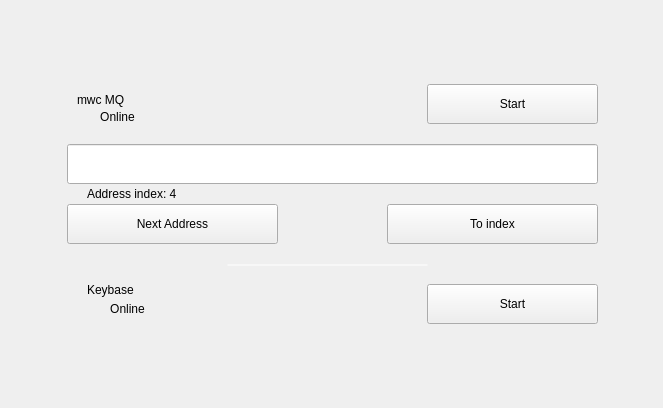
Before: the Qt Designer form windows/e_listening.ui in mwcproject/mwc-qt-wallet, drawn with Qt 5.
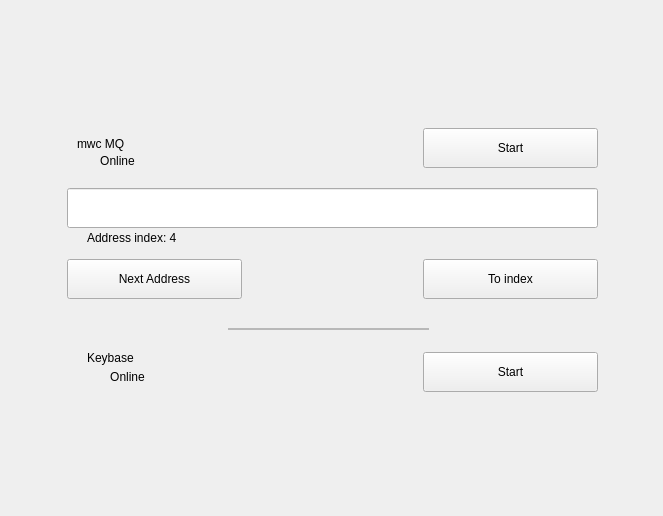
After: the same form once the commit is applied. Icons and pictures are not drawn. Custom widgets are drawn as their Qt base class.

```diff
--- a/windows/e_listening.ui
+++ b/windows/e_listening.ui
@@ -7,7 +7,7 @@
     <x>0</x>
     <y>0</y>
     <width>663</width>
-    <height>408</height>
+    <height>516</height>
    </rect>
   </property>
   <property name="windowTitle">
@@ -53,13 +53,13 @@
        <property name="minimumSize">
         <size>
          <width>550</width>
-         <height>261</height>
+         <height>281</height>
         </size>
        </property>
        <property name="maximumSize">
         <size>
          <width>550</width>
-         <height>261</height>
+         <height>281</height>
         </size>
        </property>
        <property name="frameShape">
@@ -74,9 +74,9 @@
        <widget class="control::MwcPushButtonNormal" name="keybaseTriggerButton">
         <property name="geometry">
          <rect>
-          <x>370</x>
-          <y>210</y>
-          <width>171</width>
+          <x>366</x>
+          <y>234</y>
+          <width>175</width>
           <height>40</height>
          </rect>
         </property>
@@ -99,7 +99,7 @@
        <widget class="QLabel" name="mwcMqStatusImg">
         <property name="geometry">
          <rect>
-          <x>117</x>
+          <x>105</x>
           <y>21</y>
           <width>21</width>
           <height>21</height>
@@ -118,9 +118,9 @@
        <widget class="control::MwcPushButtonNormal" name="mwcMqTriggerButton">
         <property name="geometry">
          <rect>
-          <x>370</x>
+          <x>366</x>
           <y>10</y>
-          <width>171</width>
+          <width>175</width>
           <height>40</height>
          </rect>
         </property>
@@ -144,7 +144,7 @@
         <property name="geometry">
          <rect>
           <x>30</x>
-          <y>225</y>
+          <y>249</y>
           <width>81</width>
           <height>20</height>
          </rect>
@@ -197,8 +197,8 @@
        <widget class="QLabel" name="keybaseStatusImg">
         <property name="geometry">
          <rect>
-          <x>120</x>
-          <y>210</y>
+          <x>108</x>
+          <y>234</y>
           <width>21</width>
           <height>21</height>
          </rect>
@@ -217,7 +217,7 @@
         <property name="geometry">
          <rect>
           <x>30</x>
-          <y>200</y>
+          <y>224</y>
           <width>85</width>
           <height>31</height>
          </rect>
@@ -226,40 +226,6 @@
          <string>Keybase</string>
         </property>
        </widget>
-       <widget class="Line" name="line">
-        <property name="geometry">
-         <rect>
-          <x>170</x>
-          <y>190</y>
-          <width>201</width>
-          <height>2</height>
-         </rect>
-        </property>
-        <property name="minimumSize">
-         <size>
-          <width>0</width>
-          <height>2</height>
-         </size>
-        </property>
-        <property name="maximumSize">
-         <size>
-          <width>16777215</width>
-          <height>2</height>
-         </size>
-        </property>
-        <property name="styleSheet">
-         <string notr="true">border: 2px solid rgba(255, 255, 255, 0.3)</string>
-        </property>
-        <property name="frameShadow">
-         <enum>QFrame::Sunken</enum>
-        </property>
-        <property name="lineWidth">
-         <number>1</number>
-        </property>
-        <property name="orientation">
-         <enum>Qt::Horizontal</enum>
-        </property>
-       </widget>
        <widget class="control::MwcLabelTiny" name="mwcMqStatusTxt">
         <property name="geometry">
          <rect>
@@ -279,9 +245,9 @@
        <widget class="control::MwcPushButtonNormal" name="mwcMqToIndex">
         <property name="geometry">
          <rect>
-          <x>330</x>
-          <y>130</y>
-          <width>211</width>
+          <x>366</x>
+          <y>141</y>
+          <width>175</width>
           <height>40</height>
          </rect>
         </property>
@@ -305,8 +271,8 @@
         <property name="geometry">
          <rect>
           <x>10</x>
-          <y>130</y>
-          <width>211</width>
+          <y>141</y>
+          <width>175</width>
           <height>40</height>
          </rect>
         </property>
@@ -342,6 +308,22 @@
          <set>Qt::AlignLeading|Qt::AlignLeft|Qt::AlignVCenter</set>
         </property>
        </widget>
+       <widget class="control::MwcFrameWithBorder" name="frame_2">
+        <property name="geometry">
+         <rect>
+          <x>171</x>
+          <y>210</y>
+          <width>201</width>
+          <height>2</height>
+         </rect>
+        </property>
+        <property name="frameShape">
+         <enum>QFrame::StyledPanel</enum>
+        </property>
+        <property name="frameShadow">
+         <enum>QFrame::Raised</enum>
+        </property>
+       </widget>
       </widget>
      </item>
      <item>
@@ -385,6 +367,12 @@
    <extends>QLabel</extends>
    <header>control/MwcLabel.h</header>
   </customwidget>
+  <customwidget>
+   <class>control::MwcFrameWithBorder</class>
+   <extends>QFrame</extends>
+   <header>control/MwcFrameWithBorder.h</header>
+   <container>1</container>
+  </customwidget>
   <customwidget>
    <class>control::MwcLineEditNormal</class>
    <extends>QLineEdit</extends>
```
